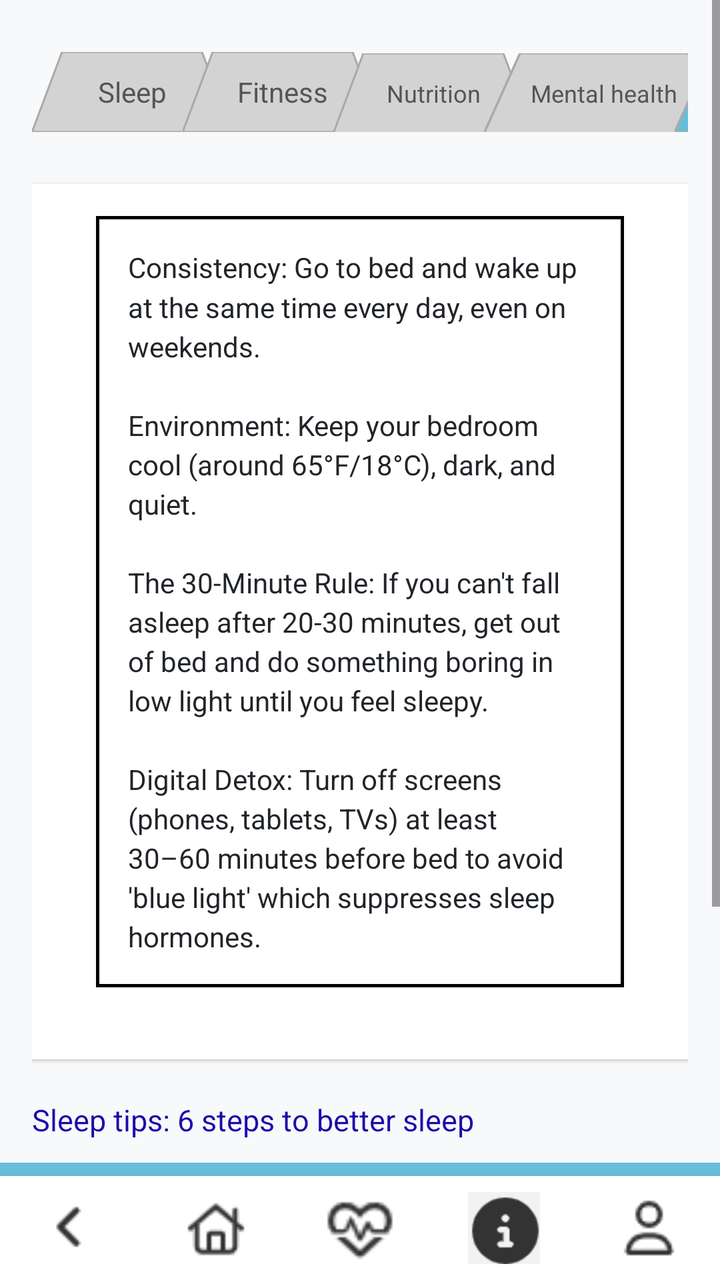
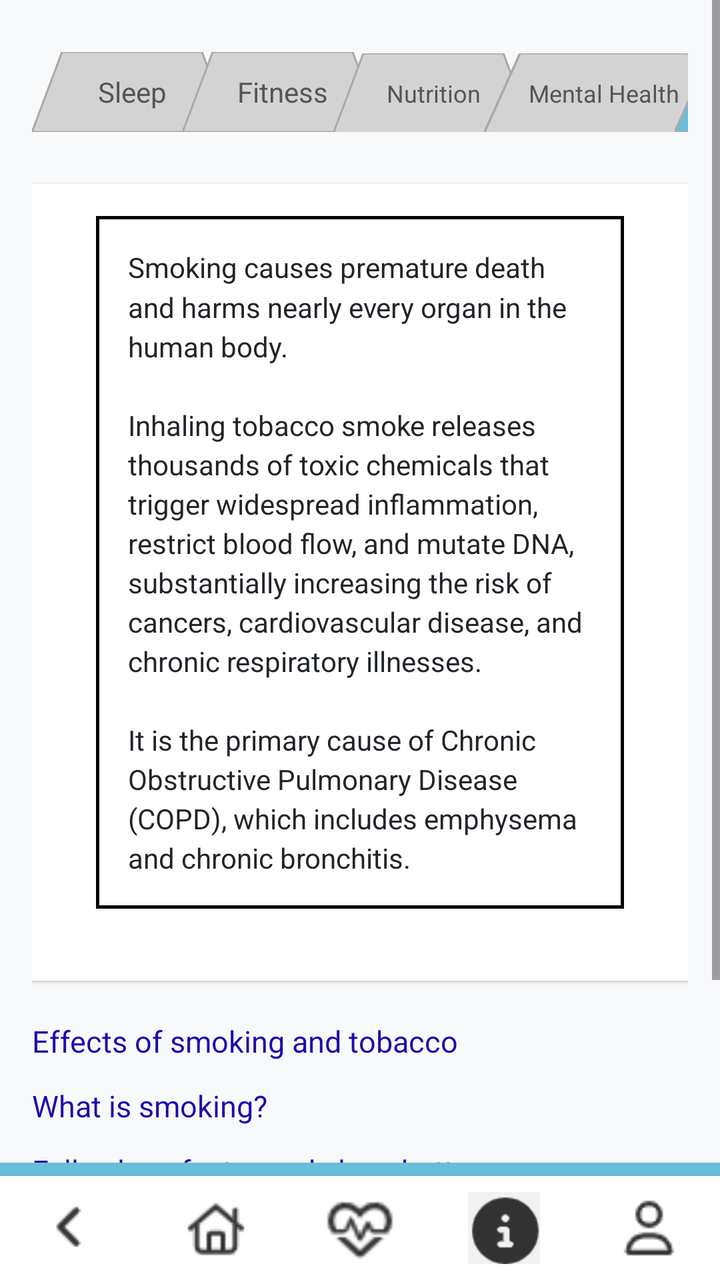

Before-and-after screenshots of an Android layout around one commit, followed by the original layout XML and the change that was made.
<!-- AndroidManifest.xml: application theme Theme.MAG01Y26 -->
<!-- res/layout/activity_smoking_info.xml -->
<?xml version="1.0" encoding="utf-8"?>
<RelativeLayout xmlns:android="http://schemas.android.com/apk/res/android"
    xmlns:app="http://schemas.android.com/apk/res-auto"
    android:layout_width="match_parent"
    android:layout_height="match_parent"
    android:background="#F8F9FA"
    android:fitsSystemWindows="true">

    <ScrollView
        android:layout_width="match_parent"
        android:layout_height="match_parent"
        android:layout_above="@id/bottomNavigationBar"
        android:fillViewport="true">

        <LinearLayout
            android:layout_width="match_parent"
            android:layout_height="wrap_content"
            android:orientation="vertical"
            android:padding="16dp">

            <HorizontalScrollView
                android:layout_width="match_parent"
                android:layout_height="wrap_content"
                android:scrollbars="none"
                android:layout_marginBottom="16dp">

                <LinearLayout
                    android:layout_width="match_parent"
                    android:layout_height="wrap_content"
                    android:orientation="horizontal"
                    android:gravity="center_horizontal"
                    android:paddingTop="10dp"
                    android:paddingBottom="10dp">


                    <TextView
                        android:id="@+id/btn_sleep"
                        android:layout_width="100dp"
                        android:layout_height="40dp"
                        android:text="Sleep"
                        android:textColor="#555555"
                        android:gravity="center"
                        android:background="@drawable/tab_gray" />


                    <TextView
                        android:id="@+id/btn_fitness"
                        android:layout_width="100dp"
                        android:layout_height="40dp"
                        android:layout_marginLeft="-25dp"
                        android:text="Fitness"
                        android:textColor="#555555"
                        android:gravity="center"
                        android:background="@drawable/tab_gray" />


                    <TextView
                        android:id="@+id/btn_nutrition"
                        android:layout_width="100dp"
                        android:layout_height="40dp"
                        android:layout_marginLeft="-25dp"
                        android:text="Nutrition"
                        android:textColor="#555555"
                        android:gravity="center"
                        android:textSize="12sp"
                        android:background="@drawable/tab_gray" />


                    <TextView
                        android:id="@+id/btn_mental_health"
                        android:layout_width="120dp"
                        android:layout_height="40dp"
                        android:layout_marginLeft="-25dp"
                        android:text="Mental health"
                        android:textColor="#555555"
                        android:gravity="center"
                        android:textSize="12sp"
                        android:background="@drawable/tab_gray" />


                    <TextView
                        android:id="@+id/btn_smoking"
                        android:layout_width="120dp"
                        android:layout_height="40dp"
                        android:layout_marginLeft="-25dp"
                        android:text="Smoking"
                        android:textColor="#212529"
                        android:textStyle="bold"
                        android:gravity="center"
                        android:background="@drawable/tab_style_selected" />


                    <TextView
                        android:id="@+id/btn_alcohol"
                        android:layout_width="120dp"
                        android:layout_height="40dp"
                        android:layout_marginLeft="-25dp"
                        android:text="Alcohol"
                        android:textColor="#555555"
                        android:gravity="center"
                        android:textSize="12sp"
                        android:background="@drawable/tab_gray" />

                </LinearLayout>
            </HorizontalScrollView>


            <LinearLayout
                android:layout_width="match_parent"
                android:layout_height="wrap_content"
                android:orientation="vertical"
                android:background="@android:color/white"
                android:padding="16dp"
                android:elevation="1dp"
                android:layout_marginBottom="20dp">

                <com.google.android.material.card.MaterialCardView
                    android:layout_width="match_parent"
                    android:layout_height="wrap_content"
                    android:layout_marginLeft="16dp"
                    android:layout_marginRight="16dp"
                    android:layout_marginBottom="20dp"
                    app:cardBackgroundColor="@android:color/white"
                    app:cardCornerRadius="0dp"
                    app:cardElevation="0dp"
                    app:strokeColor="@android:color/black"
                    app:strokeWidth="1.5dp">

                    <TextView
                        android:layout_width="match_parent"
                        android:layout_height="wrap_content"
                        android:text="Consistency: Go to bed and wake up at the same time every day, even on weekends.\n\nEnvironment: Keep your bedroom cool (around 65°F/18°C), dark, and quiet.\n\nThe 30-Minute Rule: If you can't fall asleep after 20-30 minutes, get out of bed and do something boring in low light until you feel sleepy.\n\nDigital Detox: Turn off screens (phones, tablets, TVs) at least 30–60 minutes before bed to avoid 'blue light' which suppresses sleep hormones."
                        android:textColor="#212529"
                        android:textSize="14sp"
                        android:lineSpacingMultiplier="1.2"
                        android:padding="16dp" />

                </com.google.android.material.card.MaterialCardView>
            </LinearLayout>


            <TextView
                android:id="@+id/link1"
                android:layout_width="match_parent"
                android:layout_height="wrap_content"
                android:text="Sleep tips: 6 steps to better sleep"
                android:textColor="#1A0DAB"
                android:textSize="15sp"
                android:autoLink="all"
                android:layout_marginBottom="12dp" />

            <TextView
                android:id="@+id/link2"
                android:layout_width="match_parent"
                android:layout_height="wrap_content"
                android:text="Mastering Sleep Hygiene: Your Path to Quality Sleep"
                android:textColor="#1A0DAB"
                android:textSize="15sp"
                android:layout_marginBottom="12dp" />

            <TextView
                android:id="@+id/link3"
                android:layout_width="match_parent"
                android:layout_height="wrap_content"
                android:text="Fall asleep faster and sleep better"
                android:textColor="#1A0DAB"
                android:textSize="15sp"
                android:layout_marginBottom="12dp" />

            <TextView
                android:id="@+id/link4"
                android:layout_width="match_parent"
                android:layout_height="wrap_content"
                android:text="20 Tips for Better Sleep When You Have Insomnia"
                android:textColor="#1A0DAB"
                android:textSize="15sp"
                android:layout_marginBottom="12dp" />

            <TextView
                android:id="@+id/link5"
                android:layout_width="match_parent"
                android:layout_height="wrap_content"
                android:text="The Harvard Sleep Trick"
                android:textColor="#1A0DAB"
                android:textSize="15sp"
                android:layout_marginBottom="12dp" />

        </LinearLayout>
    </ScrollView>

    <include layout="@layout/layout_blue_divider" />
    <LinearLayout
        android:id="@+id/bottomNavigationBar"
        android:layout_width="match_parent"
        android:layout_height="wrap_content"
        android:layout_alignParentBottom="true"
        android:orientation="horizontal"
        android:background="#FFFFFF"
        android:paddingTop="8dp"
        android:paddingBottom="8dp"
        android:elevation="8dp"
        android:weightSum="5">

        <ImageView
            android:id="@+id/btnBack"
            android:layout_width="0dp"
            android:layout_height="36dp"
            android:layout_weight="1"
            android:src="@drawable/ic_back"
            android:contentDescription="Back" />

        <ImageView
            android:id="@+id/btnHome"
            android:layout_width="0dp"
            android:layout_height="36dp"
            android:layout_weight="1"
            android:src="@drawable/ic_home"
            android:contentDescription="Home" />

        <ImageView
            android:id="@+id/btnHeart"
            android:layout_width="0dp"
            android:layout_height="36dp"
            android:layout_weight="1"
            android:src="@drawable/ic_simulation"
            android:contentDescription="Simulation" />

        <ImageView
            android:id="@+id/btnInfo"
            android:layout_width="0dp"
            android:layout_height="36dp"
            android:layout_weight="1"
            android:src="@drawable/ic_info_selected"
            android:contentDescription="Info" />

        <ImageView
            android:id="@+id/btnProfile"
            android:layout_width="0dp"
            android:layout_height="36dp"
            android:layout_weight="1"
            android:src="@drawable/ic_profile"
            android:contentDescription="Profile" />
    </LinearLayout>

</RelativeLayout>
<!-- res/layout/layout_blue_divider.xml (included above) -->
<?xml version="1.0" encoding="utf-8"?>
<View xmlns:android="http://schemas.android.com/apk/res/android"
    android:layout_width="match_parent"
    android:layout_height="20px"
    android:background="#67bed9"
    android:layout_above="@id/bottomNavigationBar" />
<!-- resources referenced by this layout -->
<resources>
  <!-- drawable ic_back: png bitmap (drawable, 230 bytes) -->
  <!-- drawable ic_home: png bitmap (drawable, 536 bytes) -->
  <!-- drawable ic_info_selected: png bitmap (drawable, 826 bytes) -->
  <!-- drawable ic_profile: png bitmap (drawable, 459 bytes) -->
  <!-- drawable ic_simulation: png bitmap (drawable, 723 bytes) -->
  <!-- drawable tab_gray (drawable) -->
  <?xml version="1.0" encoding="utf-8"?>
  <vector xmlns:android="http://schemas.android.com/apk/res/android"
      android:width="100dp"
      android:height="40dp"
      android:viewportWidth="100"
      android:viewportHeight="40">
  
      <path
          android:fillColor="#D3D3D3"
          android:strokeColor="#A9A9A9"
          android:strokeWidth="1"
          android:pathData="M 0,40 L 15,0 L 85,0 L 100,40 Z" />
  </vector>
  <!-- drawable tab_style_selected (drawable) -->
  <?xml version="1.0" encoding="utf-8"?>
  <vector xmlns:android="http://schemas.android.com/apk/res/android"
      android:width="100dp"
      android:height="40dp"
      android:viewportWidth="100"
      android:viewportHeight="40">
      <path
          android:fillColor="#67bed9"
          android:strokeColor="#A9A9A9"
          android:strokeWidth="1"
          android:pathData="M 0,40 L 15,0 L 85,0 L 100,40 Z" />
  </vector>
  <style name="Theme.MAG01Y26" parent="Base.Theme.MAG01Y26" />
  <style name="Base.Theme.MAG01Y26" parent="Theme.Material3.DayNight.NoActionBar">
          
          
      </style>
</resources>

<!-- the commit's change to res/layout/activity_smoking_info.xml (unified diff, before → after) -->
@@ -4,7 +4,8 @@
     android:layout_width="match_parent"
     android:layout_height="match_parent"
     android:background="#F8F9FA"
-    android:fitsSystemWindows="true">
+    android:fitsSystemWindows="true"
+    android:id="@+id/smoking_infoXML">
 
     <ScrollView
         android:layout_width="match_parent"
@@ -37,7 +38,7 @@
                         android:id="@+id/btn_sleep"
                         android:layout_width="100dp"
                         android:layout_height="40dp"
-                        android:text="Sleep"
+                        android:text="@string/Sleep"
                         android:textColor="#555555"
                         android:gravity="center"
                         android:background="@drawable/tab_gray" />
@@ -48,7 +49,7 @@
                         android:layout_width="100dp"
                         android:layout_height="40dp"
                         android:layout_marginLeft="-25dp"
-                        android:text="Fitness"
+                        android:text="@string/Fitness"
                         android:textColor="#555555"
                         android:gravity="center"
                         android:background="@drawable/tab_gray" />
@@ -59,7 +60,7 @@
                         android:layout_width="100dp"
                         android:layout_height="40dp"
                         android:layout_marginLeft="-25dp"
-                        android:text="Nutrition"
+                        android:text="@string/Nutrition"
                         android:textColor="#555555"
                         android:gravity="center"
                         android:textSize="12sp"
@@ -71,7 +72,7 @@
                         android:layout_width="120dp"
                         android:layout_height="40dp"
                         android:layout_marginLeft="-25dp"
-                        android:text="Mental health"
+                        android:text="@string/Mental_Health"
                         android:textColor="#555555"
                         android:gravity="center"
                         android:textSize="12sp"
@@ -83,7 +84,7 @@
                         android:layout_width="120dp"
                         android:layout_height="40dp"
                         android:layout_marginLeft="-25dp"
-                        android:text="Smoking"
+                        android:text="@string/Smoking_tab"
                         android:textColor="#212529"
                         android:textStyle="bold"
                         android:gravity="center"
@@ -95,7 +96,7 @@
                         android:layout_width="120dp"
                         android:layout_height="40dp"
                         android:layout_marginLeft="-25dp"
-                        android:text="Alcohol"
+                        android:text="@string/Alcohol"
                         android:textColor="#555555"
                         android:gravity="center"
                         android:textSize="12sp"
@@ -129,11 +130,11 @@
                     <TextView
                         android:layout_width="match_parent"
                         android:layout_height="wrap_content"
-                        android:text="Consistency: Go to bed and wake up at the same time every day, even on weekends.\n\nEnvironment: Keep your bedroom cool (around 65°F/18°C), dark, and quiet.\n\nThe 30-Minute Rule: If you can't fall asleep after 20-30 minutes, get out of bed and do something boring in low light until you feel sleepy.\n\nDigital Detox: Turn off screens (phones, tablets, TVs) at least 30–60 minutes before bed to avoid 'blue light' which suppresses sleep hormones."
+                        android:lineSpacingMultiplier="1.2"
+                        android:padding="16dp"
+                        android:text="@string/Smoking_Info"
                         android:textColor="#212529"
-                        android:textSize="14sp"
-                        android:lineSpacingMultiplier="1.2"
-                        android:padding="16dp" />
+                        android:textSize="14sp" />
 
                 </com.google.android.material.card.MaterialCardView>
             </LinearLayout>
@@ -143,7 +144,7 @@
                 android:id="@+id/link1"
                 android:layout_width="match_parent"
                 android:layout_height="wrap_content"
-                android:text="Sleep tips: 6 steps to better sleep"
+                android:text="Effects of smoking and tobacco"
                 android:textColor="#1A0DAB"
                 android:textSize="15sp"
                 android:autoLink="all"
@@ -153,7 +154,7 @@
                 android:id="@+id/link2"
                 android:layout_width="match_parent"
                 android:layout_height="wrap_content"
-                android:text="Mastering Sleep Hygiene: Your Path to Quality Sleep"
+                android:text="What is smoking?"
                 android:textColor="#1A0DAB"
                 android:textSize="15sp"
                 android:layout_marginBottom="12dp" />
@@ -171,7 +172,7 @@
                 android:id="@+id/link4"
                 android:layout_width="match_parent"
                 android:layout_height="wrap_content"
-                android:text="20 Tips for Better Sleep When You Have Insomnia"
+                android:text="A Comprehensive Review on the Impacts of Smoking on the Health of an Individual"
                 android:textColor="#1A0DAB"
                 android:textSize="15sp"
                 android:layout_marginBottom="12dp" />
@@ -180,7 +181,7 @@
                 android:id="@+id/link5"
                 android:layout_width="match_parent"
                 android:layout_height="wrap_content"
-                android:text="The Harvard Sleep Trick"
+                android:text="Effects of tobacco on health"
                 android:textColor="#1A0DAB"
                 android:textSize="15sp"
                 android:layout_marginBottom="12dp" />
<!-- resource entries referenced after the edit -->
@@ -32,6 +32,13 @@
           android:strokeWidth="1"
           android:pathData="M 0,40 L 15,0 L 85,0 L 100,40 Z" />
   </vector>
+  <string name="Alcohol">Alcohol</string>
+  <string name="Fitness">Fitness</string>
+  <string name="Mental_Health">Mental Health</string>
+  <string name="Nutrition">Nutrition</string>
+  <string name="Sleep">Sleep</string>
+  <string name="Smoking_Info">Smoking causes premature death and harms nearly every organ in the human body. \n\nInhaling tobacco smoke releases thousands of toxic chemicals that trigger widespread inflammation, restrict blood flow, and mutate DNA, substantially increasing the risk of cancers, cardiovascular disease, and chronic respiratory illnesses.\n\nIt is the primary cause of Chronic Obstructive Pulmonary Disease (COPD), which includes emphysema and chronic bronchitis.</string>
+  <string name="Smoking_tab">Smoking</string>
   <style name="Theme.MAG01Y26" parent="Base.Theme.MAG01Y26" />
   <style name="Base.Theme.MAG01Y26" parent="Theme.Material3.DayNight.NoActionBar">
           
